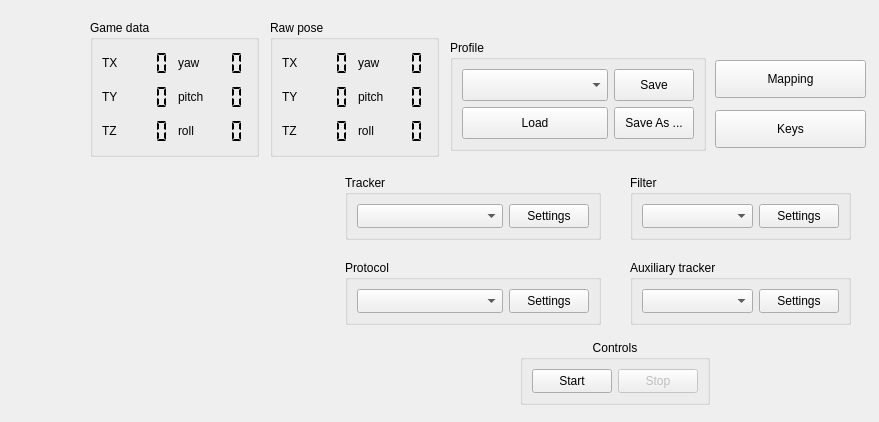
Before: the Qt Designer form facetracknoir/facetracknoir.ui in opentrack/opentrack, drawn with Qt 5.
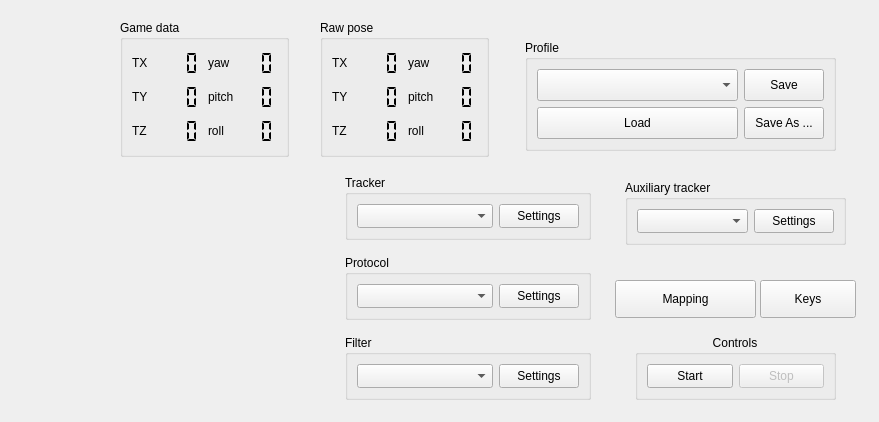
After: the same form once the commit is applied. Icons and pictures are not drawn. Custom widgets are drawn as their Qt base class.

Commit message: indicate UI contains a "video feed" element

```diff
--- a/facetracknoir/facetracknoir.ui
+++ b/facetracknoir/facetracknoir.ui
@@ -25,9 +25,9 @@
    <widget class="QPushButton" name="btnShortcuts">
     <property name="geometry">
      <rect>
-      <x>715</x>
-      <y>110</y>
-      <width>151</width>
+      <x>760</x>
+      <y>280</y>
+      <width>96</width>
       <height>38</height>
      </rect>
     </property>
@@ -54,7 +54,7 @@
    <widget class="QGroupBox" name="box_mapped_headpose">
     <property name="geometry">
      <rect>
-      <x>90</x>
+      <x>120</x>
       <y>20</y>
       <width>169</width>
       <height>137</height>
@@ -298,8 +298,8 @@
     <property name="geometry">
      <rect>
       <x>345</x>
-      <y>260</y>
-      <width>256</width>
+      <y>255</y>
+      <width>246</width>
       <height>65</height>
      </rect>
     </property>
@@ -343,7 +343,7 @@
      <rect>
       <x>345</x>
       <y>175</y>
-      <width>256</width>
+      <width>246</width>
       <height>65</height>
      </rect>
     </property>
@@ -385,9 +385,9 @@
    <widget class="QGroupBox" name="groupFilter">
     <property name="geometry">
      <rect>
-      <x>630</x>
-      <y>175</y>
-      <width>221</width>
+      <x>345</x>
+      <y>335</y>
+      <width>246</width>
       <height>65</height>
      </rect>
     </property>
@@ -429,8 +429,8 @@
    <widget class="QGroupBox" name="groupBox_3">
     <property name="geometry">
      <rect>
-      <x>630</x>
-      <y>260</y>
+      <x>625</x>
+      <y>180</y>
       <width>221</width>
       <height>65</height>
      </rect>
@@ -492,9 +492,9 @@
    <widget class="QGroupBox" name="groupProfile">
     <property name="geometry">
      <rect>
-      <x>450</x>
+      <x>525</x>
       <y>40</y>
-      <width>256</width>
+      <width>311</width>
       <height>111</height>
      </rect>
     </property>
@@ -565,9 +565,9 @@
    <widget class="QPushButton" name="btnEditCurves">
     <property name="geometry">
      <rect>
-      <x>715</x>
-      <y>60</y>
-      <width>151</width>
+      <x>615</x>
+      <y>280</y>
+      <width>141</width>
       <height>38</height>
      </rect>
     </property>
@@ -586,8 +586,8 @@
     </property>
     <property name="iconSize">
      <size>
-      <width>80</width>
-      <height>22</height>
+      <width>60</width>
+      <height>37</height>
      </size>
     </property>
    </widget>
@@ -610,9 +610,9 @@
    <widget class="QGroupBox" name="groupStartStop">
     <property name="geometry">
      <rect>
-      <x>520</x>
-      <y>340</y>
-      <width>190</width>
+      <x>635</x>
+      <y>335</y>
+      <width>201</width>
       <height>65</height>
      </rect>
     </property>
@@ -685,7 +685,7 @@
    <widget class="QGroupBox" name="box_raw_headpose">
     <property name="geometry">
      <rect>
-      <x>270</x>
+      <x>320</x>
       <y>20</y>
       <width>169</width>
       <height>137</height>
```
Left out of the diff: 28 changed lines with no effect on the pictures. The commit also changes 4 other files.
